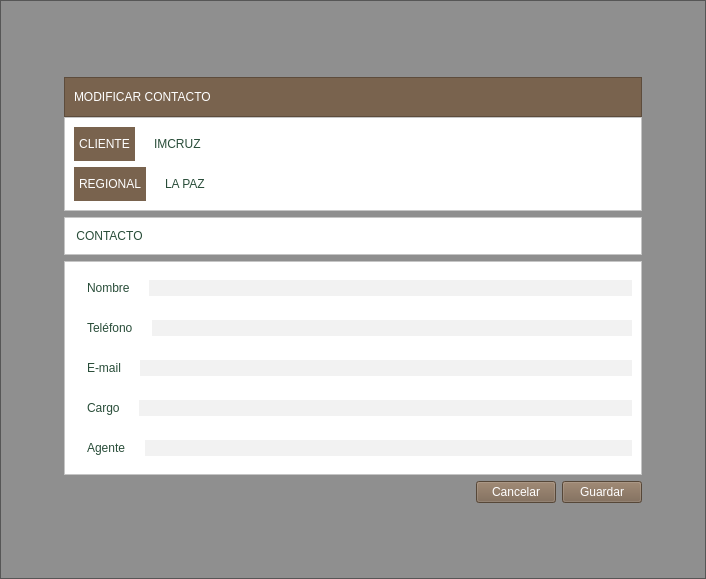
First picture: the form in modify.ui, repository altitude-solutions/Camino_Real_Desktop, before the edit.
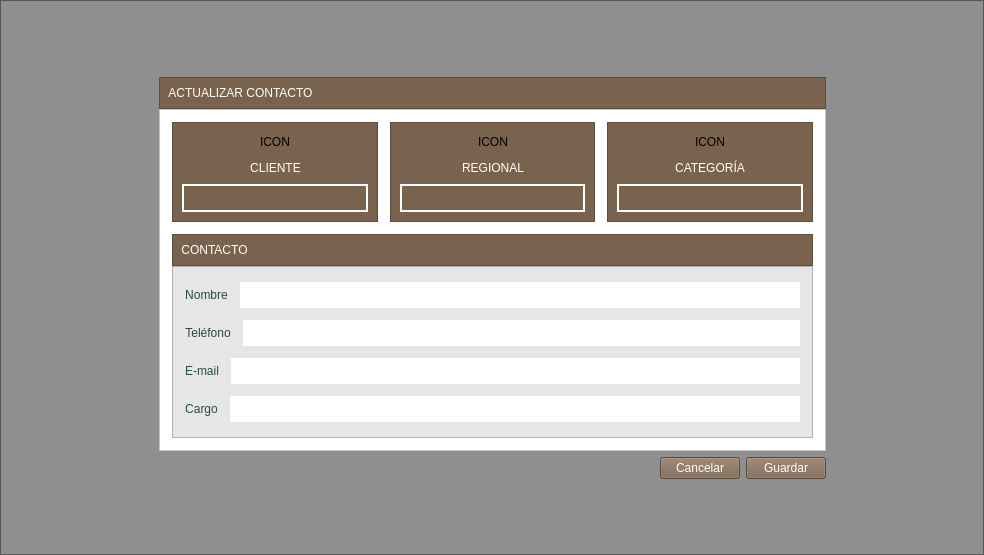
Second picture: the form after the edit.

```diff
--- a/modify.ui
+++ b/modify.ui
@@ -6,8 +6,8 @@
    <rect>
     <x>0</x>
     <y>0</y>
-    <width>706</width>
-    <height>579</height>
+    <width>984</width>
+    <height>555</height>
    </rect>
   </property>
   <property name="windowTitle">
@@ -16,7 +16,7 @@
   <property name="styleSheet">
    <string notr="true"/>
   </property>
-  <layout class="QHBoxLayout" name="horizontalLayout_4">
+  <layout class="QHBoxLayout" name="horizontalLayout_17">
    <property name="leftMargin">
     <number>0</number>
    </property>
@@ -30,9 +30,9 @@
     <number>0</number>
    </property>
    <item>
-    <widget class="QFrame" name="frame_5">
+    <widget class="QFrame" name="frame_8">
      <property name="styleSheet">
-      <string notr="true">background-color:rgba(0,0,0,40%);</string>
+      <string notr="true">background-color:rgba(0,0,0,40%)</string>
      </property>
      <property name="frameShape">
       <enum>QFrame::StyledPanel</enum>
@@ -40,63 +40,127 @@
      <property name="frameShadow">
       <enum>QFrame::Raised</enum>
      </property>
-     <layout class="QVBoxLayout" name="verticalLayout_5">
+     <layout class="QVBoxLayout" name="verticalLayout_9">
       <item>
-       <spacer name="verticalSpacer">
+       <spacer name="verticalSpacer_2">
         <property name="orientation">
          <enum>Qt::Vertical</enum>
         </property>
         <property name="sizeHint" stdset="0">
          <size>
-          <width>478</width>
-          <height>37</height>
+          <width>20</width>
+          <height>9</height>
          </size>
         </property>
        </spacer>
       </item>
+      <item>
+       <layout class="QHBoxLayout" name="horizontalLayout_16">
+        <item>
+         <spacer name="horizontalSpacer_16">
+          <property name="orientation">
+           <enum>Qt::Horizontal</enum>
+          </property>
+          <property name="sizeHint" stdset="0">
+           <size>
+            <width>40</width>
+            <height>20</height>
+           </size>
+          </property>
+         </spacer>
+        </item>
+        <item>
+         <layout class="QVBoxLayout" name="verticalLayout_8">
+          <item>
+           <layout class="QVBoxLayout" name="verticalLayout_7">
+            <property name="spacing">
+             <number>0</number>
+            </property>
+            <item>
+             <widget class="QFrame" name="frame_7">
+              <property name="styleSheet">
+               <string notr="true">background-color:#79634E;</string>
+              </property>
+              <property name="frameShape">
+               <enum>QFrame::StyledPanel</enum>
+              </property>
+              <property name="frameShadow">
+               <enum>QFrame::Raised</enum>
+              </property>
+              <layout class="QHBoxLayout" name="horizontalLayout_14">
+               <property name="leftMargin">
+                <number>8</number>
+               </property>
+               <property name="topMargin">
+                <number>8</number>
+               </property>
+               <property name="rightMargin">
+                <number>8</number>
+               </property>
+               <property name="bottomMargin">
+                <number>8</number>
+               </property>
+               <item>
+                <widget class="QLabel" name="label_10">
+                 <property name="styleSheet">
+                  <string notr="true">font: 12pt &quot;MS Shell Dlg 2&quot;;
+color:white;</string>
+                 </property>
+                 <property name="text">
+                  <string>ACTUALIZAR CONTACTO</string>
+                 </property>
+                 <property name="alignment">
+                  <set>Qt::AlignCenter</set>
+                 </property>
+                </widget>
+               </item>
+               <item>
+                <spacer name="horizontalSpacer_14">
+                 <property name="orientation">
+                  <enum>Qt::Horizontal</enum>
+                 </property>
+                 <property name="sizeHint" stdset="0">
+                  <size>
+                   <width>504</width>
+                   <height>14</height>
+                  </size>
+                 </property>
+                </spacer>
+               </item>
+              </layout>
+             </widget>
+            </item>
+            <item>
+             <widget class="QFrame" name="frame">
+              <property name="styleSheet">
+               <string notr="true">background-color:white;</string>
+              </property>
+              <property name="frameShape">
+               <enum>QFrame::StyledPanel</enum>
+              </property>
+              <property name="frameShadow">
+               <enum>QFrame::Raised</enum>
+              </property>
+              <layout class="QVBoxLayout" name="verticalLayout_6">
+               <property name="spacing">
+                <number>12</number>
+               </property>
+               <property name="leftMargin">
+                <number>12</number>
+               </property>
+               <property name="topMargin">
+                <number>12</number>
+               </property>
+               <property name="rightMargin">
+                <number>12</number>
+               </property>
+               <property name="bottomMargin">
+                <number>12</number>
+               </property>
       <item>
        <layout class="QHBoxLayout" name="horizontalLayout_13">
-        <item>
-         <spacer name="horizontalSpacer_7">
-          <property name="orientation">
-           <enum>Qt::Horizontal</enum>
-          </property>
-          <property name="sizeHint" stdset="0">
-           <size>
-            <width>40</width>
-            <height>20</height>
-           </size>
-          </property>
-         </spacer>
-        </item>
-        <item>
-         <widget class="QFrame" name="frame_4">
-          <property name="styleSheet">
-           <string notr="true">background-color:transparent;</string>
-          </property>
-          <property name="frameShape">
-           <enum>QFrame::StyledPanel</enum>
-          </property>
-          <property name="frameShadow">
-           <enum>QFrame::Raised</enum>
-          </property>
-          <layout class="QVBoxLayout" name="verticalLayout_4">
-           <property name="leftMargin">
-            <number>0</number>
-           </property>
-           <property name="topMargin">
-            <number>0</number>
-           </property>
-           <property name="rightMargin">
-            <number>0</number>
-           </property>
-           <property name="bottomMargin">
-            <number>0</number>
-           </property>
-           <item>
-            <layout class="QVBoxLayout" name="verticalLayout_3">
              <property name="spacing">
-              <number>0</number>
+                  <number>12</number>
              </property>
              <item>
               <widget class="QFrame" name="frame_2">
@@ -109,18 +173,9 @@
                <property name="frameShadow">
                 <enum>QFrame::Raised</enum>
                </property>
+                   <layout class="QVBoxLayout" name="verticalLayout">
+                    <item>
                <layout class="QHBoxLayout" name="horizontalLayout">
-                <item>
-                 <widget class="QLabel" name="label_9">
-                  <property name="styleSheet">
-                   <string notr="true">font: 12pt &quot;MS Shell Dlg 2&quot;;
-color: white;</string>
-                  </property>
-                  <property name="text">
-                   <string>MODIFICAR CONTACTO</string>
-                  </property>
-                 </widget>
-                </item>
                 <item>
                  <spacer name="horizontalSpacer">
                   <property name="orientation">
@@ -128,41 +183,54 @@
                   </property>
                   <property name="sizeHint" stdset="0">
                    <size>
-                    <width>421</width>
+                          <width>40</width>
                     <height>20</height>
                    </size>
                   </property>
                  </spacer>
                 </item>
-               </layout>
+                      <item>
+                       <widget class="QLabel" name="icon_cliente">
+                        <property name="text">
+                         <string>ICON</string>
+                        </property>
               </widget>
              </item>
              <item>
-              <widget class="QFrame" name="frame">
-               <property name="styleSheet">
-                <string notr="true">background-color:white;</string>
-               </property>
-               <property name="frameShape">
-                <enum>QFrame::StyledPanel</enum>
-               </property>
-               <property name="frameShadow">
-                <enum>QFrame::Raised</enum>
-               </property>
-               <layout class="QVBoxLayout" name="verticalLayout">
+                       <spacer name="horizontalSpacer_2">
+                        <property name="orientation">
+                         <enum>Qt::Horizontal</enum>
+                        </property>
+                        <property name="sizeHint" stdset="0">
+                         <size>
+                          <width>40</width>
+                          <height>20</height>
+                         </size>
+                        </property>
+                       </spacer>
+                      </item>
+                     </layout>
+                    </item>
                 <item>
                  <layout class="QHBoxLayout" name="horizontalLayout_2">
                   <item>
-                   <widget class="QLabel" name="label">
+                       <spacer name="horizontalSpacer_3">
+                        <property name="orientation">
+                         <enum>Qt::Horizontal</enum>
+                        </property>
+                        <property name="sizeHint" stdset="0">
+                         <size>
+                          <width>40</width>
+                          <height>20</height>
+                         </size>
+                        </property>
+                       </spacer>
+                      </item>
+                      <item>
+                       <widget class="QLabel" name="label_2">
                     <property name="styleSheet">
-                     <string notr="true">background-color:#79634E;
-min-width:6em;
-max-width:6em;
-min-height:2em;
-max-height:2em;
-padding:5px;
-color:white;
-font: 10pt &quot;MS Shell Dlg 2&quot;;
-</string>
+                         <string notr="true">font: 12pt &quot;MS Shell Dlg 2&quot;;
+color:white;</string>
                     </property>
                     <property name="text">
                      <string>CLIENTE</string>
@@ -173,19 +241,7 @@
                    </widget>
                   </item>
                   <item>
-                   <widget class="QLabel" name="cliente">
-                    <property name="styleSheet">
-                     <string notr="true">font: 14pt &quot;MS Shell Dlg 2&quot;;
-color: #294D39;
-padding:10px;</string>
-                    </property>
-                    <property name="text">
-                     <string>IMCRUZ</string>
-                    </property>
-                   </widget>
-                  </item>
-                  <item>
-                   <spacer name="horizontalSpacer_2">
+                       <spacer name="horizontalSpacer_4">
                     <property name="orientation">
                      <enum>Qt::Horizontal</enum>
                     </property>
@@ -199,20 +255,100 @@
                   </item>
                  </layout>
                 </item>
+                    <item>
+                     <widget class="QLabel" name="client">
+                      <property name="styleSheet">
+                       <string notr="true">background-color:#79634E;
+border: 2px solid white;
+border-radius:15px;
+color:white;
+font: 12pt &quot;MS Shell Dlg 2&quot;;
+padding:5px;
+min-height:1.8em;
+
+
+</string>
+                      </property>
+                      <property name="text">
+                       <string/>
+                      </property>
+                      <property name="alignment">
+                       <set>Qt::AlignCenter</set>
+                      </property>
+                     </widget>
+                    </item>
+                   </layout>
+                  </widget>
+                 </item>
+                 <item>
+                  <widget class="QFrame" name="frame_3">
+                   <property name="styleSheet">
+                    <string notr="true">background-color:#79634E;</string>
+                   </property>
+                   <property name="frameShape">
+                    <enum>QFrame::StyledPanel</enum>
+                   </property>
+                   <property name="frameShadow">
+                    <enum>QFrame::Raised</enum>
+                   </property>
+                   <layout class="QVBoxLayout" name="verticalLayout_2">
                 <item>
                  <layout class="QHBoxLayout" name="horizontalLayout_3">
                   <item>
-                   <widget class="QLabel" name="label_2">
+                       <spacer name="horizontalSpacer_5">
+                        <property name="orientation">
+                         <enum>Qt::Horizontal</enum>
+                        </property>
+                        <property name="sizeHint" stdset="0">
+                         <size>
+                          <width>40</width>
+                          <height>20</height>
+                         </size>
+                        </property>
+                       </spacer>
+                      </item>
+                      <item>
+                       <widget class="QLabel" name="icon_regional">
+                        <property name="text">
+                         <string>ICON</string>
+                        </property>
+                       </widget>
+                      </item>
+                      <item>
+                       <spacer name="horizontalSpacer_6">
+                        <property name="orientation">
+                         <enum>Qt::Horizontal</enum>
+                        </property>
+                        <property name="sizeHint" stdset="0">
+                         <size>
+                          <width>40</width>
+                          <height>20</height>
+                         </size>
+                        </property>
+                       </spacer>
+                      </item>
+                     </layout>
+                    </item>
+                    <item>
+                     <layout class="QHBoxLayout" name="horizontalLayout_4">
+                      <item>
+                       <spacer name="horizontalSpacer_7">
+                        <property name="orientation">
+                         <enum>Qt::Horizontal</enum>
+                        </property>
+                        <property name="sizeHint" stdset="0">
+                         <size>
+                          <width>40</width>
+                          <height>20</height>
+                         </size>
+                        </property>
+                       </spacer>
+                      </item>
+                      <item>
+                       <widget class="QLabel" name="label_3">
                     <property name="styleSheet">
-                     <string notr="true">background-color:#79634E;
-min-width:6em;
-max-width:6em;
-min-height:2em;
-max-height:2em;
-padding:5px;
-color:white;
-font: 10pt &quot;MS Shell Dlg 2&quot;;
-</string>
+                         <string notr="true">font: 12pt &quot;MS Shell Dlg 2&quot;;
+color:white;</string>
                     </property>
                     <property name="text">
                      <string>REGIONAL</string>
@@ -223,101 +359,49 @@
                    </widget>
                   </item>
                   <item>
+                       <spacer name="horizontalSpacer_8">
+                        <property name="orientation">
+                         <enum>Qt::Horizontal</enum>
+                        </property>
+                        <property name="sizeHint" stdset="0">
+                         <size>
+                          <width>40</width>
+                          <height>20</height>
+                         </size>
+                        </property>
+                       </spacer>
+                      </item>
+                     </layout>
+                    </item>
+                    <item>
                    <widget class="QLabel" name="regional">
                     <property name="styleSheet">
-                     <string notr="true">font: 14pt &quot;MS Shell Dlg 2&quot;;
-color: #294D39;
-padding:10px;</string>
+                       <string notr="true">background-color:#79634E;
+border: 2px solid white;
+border-radius:15px;
+color:white;
+font: 12pt &quot;MS Shell Dlg 2&quot;;
+padding:5px;
+min-height:1.8em;
+
+
+</string>
                     </property>
                     <property name="text">
-                     <string>LA PAZ</string>
-                    </property>
-                   </widget>
-                  </item>
-                  <item>
-                   <spacer name="horizontalSpacer_3">
-                    <property name="orientation">
-                     <enum>Qt::Horizontal</enum>
-                    </property>
-                    <property name="sizeHint" stdset="0">
-                     <size>
-                      <width>40</width>
-                      <height>20</height>
-                     </size>
-                    </property>
-                   </spacer>
-                  </item>
-                 </layout>
-                </item>
-               </layout>
-              </widget>
-             </item>
-            </layout>
-           </item>
-           <item>
-            <widget class="QFrame" name="frame_6">
-             <property name="styleSheet">
-              <string notr="true">background-color:white;</string>
-             </property>
-             <property name="frameShape">
-              <enum>QFrame::StyledPanel</enum>
-             </property>
-             <property name="frameShadow">
-              <enum>QFrame::Raised</enum>
-             </property>
-             <layout class="QVBoxLayout" name="verticalLayout_6">
-              <property name="leftMargin">
-               <number>1</number>
-              </property>
-              <property name="topMargin">
-               <number>1</number>
-              </property>
-              <property name="rightMargin">
-               <number>1</number>
-              </property>
-              <property name="bottomMargin">
-               <number>1</number>
-              </property>
-              <item>
-               <layout class="QHBoxLayout" name="horizontalLayout_12">
-                <item>
-                 <widget class="QLabel" name="label_6">
-                  <property name="styleSheet">
-                   <string notr="true">font: 12pt &quot;MS Shell Dlg 2&quot;;
-color: #294D39;
-padding:10px;
-min-width:5em;</string>
-                  </property>
-                  <property name="text">
-                   <string>CONTACTO</string>
+                       <string/>
                   </property>
                   <property name="alignment">
                    <set>Qt::AlignCenter</set>
                   </property>
                  </widget>
                 </item>
-                <item>
-                 <spacer name="horizontalSpacer_5">
-                  <property name="orientation">
-                   <enum>Qt::Horizontal</enum>
-                  </property>
-                  <property name="sizeHint" stdset="0">
-                   <size>
-                    <width>40</width>
-                    <height>20</height>
-                   </size>
-                  </property>
-                 </spacer>
-                </item>
-               </layout>
-              </item>
              </layout>
             </widget>
            </item>
            <item>
-            <widget class="QFrame" name="frame_3">
+                  <widget class="QFrame" name="frame_4">
              <property name="styleSheet">
-              <string notr="true">background-color:white;</string>
+                    <string notr="true">background-color:#79634E;</string>
              </property>
              <property name="frameShape">
               <enum>QFrame::StyledPanel</enum>
@@ -325,67 +409,201 @@
              <property name="frameShadow">
               <enum>QFrame::Raised</enum>
              </property>
-             <layout class="QVBoxLayout" name="verticalLayout_2">
+                   <layout class="QVBoxLayout" name="verticalLayout_3">
+                    <item>
+                     <layout class="QHBoxLayout" name="horizontalLayout_5">
+                      <item>
+                       <spacer name="horizontalSpacer_9">
+                        <property name="orientation">
+                         <enum>Qt::Horizontal</enum>
+                        </property>
+                        <property name="sizeHint" stdset="0">
+                         <size>
+                          <width>40</width>
+                          <height>20</height>
+                         </size>
+                        </property>
+                       </spacer>
+                      </item>
+                      <item>
+                       <widget class="QLabel" name="icon_categoria">
+                        <property name="text">
+                         <string>ICON</string>
+                        </property>
+                       </widget>
+                      </item>
+                      <item>
+                       <spacer name="horizontalSpacer_10">
+                        <property name="orientation">
+                         <enum>Qt::Horizontal</enum>
+                        </property>
+                        <property name="sizeHint" stdset="0">
+                         <size>
+                          <width>40</width>
+                          <height>20</height>
+                         </size>
+                        </property>
+                       </spacer>
+                      </item>
+                     </layout>
+                    </item>
               <item>
                <layout class="QHBoxLayout" name="horizontalLayout_6">
                 <item>
-                 <widget class="QLabel" name="label_14">
+                       <spacer name="horizontalSpacer_11">
+                        <property name="orientation">
+                         <enum>Qt::Horizontal</enum>
+                        </property>
+                        <property name="sizeHint" stdset="0">
+                         <size>
+                          <width>40</width>
+                          <height>20</height>
+                         </size>
+                        </property>
+                       </spacer>
+                      </item>
+                      <item>
+                       <widget class="QLabel" name="label">
                   <property name="styleSheet">
-                   <string notr="true">font: 10pt &quot;MS Shell Dlg 2&quot;;
-color: #294D39;
-padding:10px;
-min-width:5em;</string>
+                         <string notr="true">font: 12pt &quot;MS Shell Dlg 2&quot;;
+color:white;</string>
                   </property>
                   <property name="text">
-                   <string>Nombre</string>
+                         <string>CATEGORÍA</string>
+                        </property>
+                        <property name="alignment">
+                         <set>Qt::AlignCenter</set>
                   </property>
                  </widget>
                 </item>
                 <item>
-                 <widget class="QLineEdit" name="nombre">
+                       <spacer name="horizontalSpacer_12">
+                        <property name="orientation">
+                         <enum>Qt::Horizontal</enum>
+                        </property>
+                        <property name="sizeHint" stdset="0">
+                         <size>
+                          <width>40</width>
+                          <height>20</height>
+                         </size>
+                        </property>
+                       </spacer>
+                      </item>
+                     </layout>
+                    </item>
+                    <item>
+                     <widget class="QLabel" name="category">
                   <property name="styleSheet">
-                   <string notr="true">background-color:#F2F2F2;
-font: 10pt &quot;MS Shell Dlg 2&quot;;
-border:0px solid;
-min-height:1.5em;
-max-height:1.5em;
-color: #294D39;
+                       <string notr="true">background-color:#79634E;
+border: 2px solid white;
+border-radius:15px;
+color:white;
+font: 12pt &quot;MS Shell Dlg 2&quot;;
+padding:5px;
+min-height:1.8em;
+
+
 </string>
                   </property>
+                      <property name="text">
+                       <string/>
+                      </property>
+                      <property name="alignment">
+                       <set>Qt::AlignCenter</set>
+                      </property>
                  </widget>
                 </item>
                </layout>
-              </item>
+                  </widget>
+                 </item>
+                </layout>
+               </item>
               <item>
+                <layout class="QVBoxLayout" name="verticalLayout_5">
+                 <property name="spacing">
+                  <number>0</number>
+                 </property>
+                 <item>
+                  <widget class="QFrame" name="frame_5">
+                   <property name="styleSheet">
+                    <string notr="true">background-color:#79634E;</string>
+                   </property>
+                   <property name="frameShape">
+                    <enum>QFrame::StyledPanel</enum>
+                   </property>
+                   <property name="frameShadow">
+                    <enum>QFrame::Raised</enum>
+                   </property>
                <layout class="QHBoxLayout" name="horizontalLayout_7">
+                    <property name="leftMargin">
+                     <number>8</number>
+                    </property>
+                    <property name="topMargin">
+                     <number>8</number>
+                    </property>
+                    <property name="rightMargin">
+                     <number>8</number>
+                    </property>
+                    <property name="bottomMargin">
+                     <number>8</number>
+                    </property>
                 <item>
                  <widget class="QLabel" name="label_15">
                   <property name="styleSheet">
-                   <string notr="true">font: 10pt &quot;MS Shell Dlg 2&quot;;
-color: #294D39;
-padding:10px;
-min-width:5em;</string>
+                       <string notr="true">font: 12pt &quot;MS Shell Dlg 2&quot;;
+color:white;</string>
                   </property>
                   <property name="text">
-                   <string>Teléfono</string>
+                       <string>CONTACTO</string>
+                      </property>
+                      <property name="alignment">
+                       <set>Qt::AlignCenter</set>
                   </property>
                  </widget>
                 </item>
                 <item>
-                 <widget class="QLineEdit" name="telefono">
-                  <property name="styleSheet">
-                   <string notr="true">background-color:#F2F2F2;
-font: 10pt &quot;MS Shell Dlg 2&quot;;
-border:0px solid;
-min-height:1.5em;
-max-height:1.5em;
-color: #294D39;
-</string>
-                  </property>
-                 </widget>
-                </item>
-               </layout>
-              </item>
+                     <spacer name="horizontalSpacer_13">
+                      <property name="orientation">
+                       <enum>Qt::Horizontal</enum>
+                      </property>
+                      <property name="sizeHint" stdset="0">
+                       <size>
+                        <width>531</width>
+                        <height>14</height>
+                       </size>
+                      </property>
+                     </spacer>
+                    </item>
+                   </layout>
+                  </widget>
+                 </item>
+                 <item>
+                  <widget class="QFrame" name="frame_6">
+                   <property name="styleSheet">
+                    <string notr="true">background-color:#E6E6E6;</string>
+                   </property>
+                   <property name="frameShape">
+                    <enum>QFrame::StyledPanel</enum>
+                   </property>
+                   <property name="frameShadow">
+                    <enum>QFrame::Raised</enum>
+                   </property>
+                   <layout class="QVBoxLayout" name="verticalLayout_4">
+                    <property name="spacing">
+                     <number>12</number>
+                    </property>
+                    <property name="leftMargin">
+                     <number>12</number>
+                    </property>
+                    <property name="topMargin">
+                     <number>15</number>
+                    </property>
+                    <property name="rightMargin">
+                     <number>12</number>
+                    </property>
+                    <property name="bottomMargin">
+                     <number>15</number>
+                    </property>
               <item>
                <layout class="QHBoxLayout" name="horizontalLayout_8">
                 <item>
@@ -393,23 +611,28 @@
                   <property name="styleSheet">
                    <string notr="true">font: 10pt &quot;MS Shell Dlg 2&quot;;
 color: #294D39;
-padding:10px;
-min-width:5em;</string>
+min-width:4em;
+max-width:4em;</string>
                   </property>
                   <property name="text">
-                   <string>E-mail</string>
+                         <string>Nombre</string>
+                        </property>
+                        <property name="alignment">
+                         <set>Qt::AlignCenter</set>
                   </property>
                  </widget>
                 </item>
                 <item>
-                 <widget class="QLineEdit" name="mail">
+                       <widget class="QLineEdit" name="name">
                   <property name="styleSheet">
-                   <string notr="true">background-color:#F2F2F2;
-font: 10pt &quot;MS Shell Dlg 2&quot;;
-border:0px solid;
-min-height:1.5em;
-max-height:1.5em;
-color: #294D39;</string>
+                         <string notr="true">background-color:white;
+color: #294D39;
+border-style:outset;
+font: 12pt &quot;MS Shell Dlg 2&quot;;
+padding:5px;
+min-height:1em;
+max-height:1em;
+</string>
                   </property>
                  </widget>
                 </item>
@@ -418,27 +641,32 @@
               <item>
                <layout class="QHBoxLayout" name="horizontalLayout_9">
                 <item>
-                 <widget class="QLabel" name="label_17">
+                       <widget class="QLabel" name="label_6">
                   <property name="styleSheet">
                    <string notr="true">font: 10pt &quot;MS Shell Dlg 2&quot;;
 color: #294D39;
-padding:10px;
-min-width:5em;</string>
+min-width:4em;
+max-width:4em;</string>
                   </property>
                   <property name="text">
-                   <string>Cargo</string>
+                         <string>Teléfono</string>
+                        </property>
+                        <property name="alignment">
+                         <set>Qt::AlignCenter</set>
                   </property>
                  </widget>
                 </item>
                 <item>
                  <widget class="QLineEdit" name="cargo">
                   <property name="styleSheet">
-                   <string notr="true">background-color:#F2F2F2;
-font: 10pt &quot;MS Shell Dlg 2&quot;;
-border:0px solid;
-min-height:1.5em;
-max-height:1.5em;
-color: #294D39;</string>
+                         <string notr="true">background-color:white;
+color: #294D39;
+border-style:outset;
+font: 12pt &quot;MS Shell Dlg 2&quot;;
+padding:5px;
+min-height:1em;
+max-height:1em;
+</string>
                   </property>
                  </widget>
                 </item>
@@ -451,35 +679,81 @@
                   <property name="styleSheet">
                    <string notr="true">font: 10pt &quot;MS Shell Dlg 2&quot;;
 color: #294D39;
-padding:10px;
-min-width:5em;</string>
+min-width:4em;
+max-width:4em;</string>
                   </property>
                   <property name="text">
-                   <string>Agente</string>
+                         <string>E-mail</string>
+                        </property>
+                        <property name="alignment">
+                         <set>Qt::AlignCenter</set>
                   </property>
                  </widget>
                 </item>
                 <item>
-                 <widget class="QLineEdit" name="agente">
+                       <widget class="QLineEdit" name="mail">
                   <property name="styleSheet">
-                   <string notr="true">background-color:#F2F2F2;
-font: 10pt &quot;MS Shell Dlg 2&quot;;
-border:0px solid;
-min-height:1.5em;
-max-height:1.5em;
-color: #294D39;</string>
+                         <string notr="true">background-color:white;
+color: #294D39;
+border-style:outset;
+font: 12pt &quot;MS Shell Dlg 2&quot;;
+padding:5px;
+min-height:1em;
+max-height:1em;
+</string>
                   </property>
                  </widget>
                 </item>
                </layout>
-              </item>
-             </layout>
-            </widget>
            </item>
            <item>
             <layout class="QHBoxLayout" name="horizontalLayout_11">
              <item>
-              <spacer name="horizontalSpacer_6">
+                       <widget class="QLabel" name="label_8">
+                        <property name="styleSheet">
+                         <string notr="true">font: 10pt &quot;MS Shell Dlg 2&quot;;
+color: #294D39;
+min-width:4em;
+max-width:4em;</string>
+                        </property>
+                        <property name="text">
+                         <string>Cargo</string>
+                        </property>
+                        <property name="alignment">
+                         <set>Qt::AlignCenter</set>
+                        </property>
+                       </widget>
+                      </item>
+                      <item>
+                       <widget class="QLineEdit" name="job">
+                        <property name="styleSheet">
+                         <string notr="true">background-color:white;
+color: #294D39;
+border-style:outset;
+font: 12pt &quot;MS Shell Dlg 2&quot;;
+padding:5px;
+min-height:1em;
+max-height:1em;
+</string>
+                        </property>
+                       </widget>
+                      </item>
+                     </layout>
+                    </item>
+                   </layout>
+                  </widget>
+                 </item>
+                </layout>
+               </item>
+              </layout>
+             </widget>
+            </item>
+           </layout>
+          </item>
+          <item>
+           <layout class="QHBoxLayout" name="horizontalLayout_15">
+            <item>
+             <spacer name="horizontalSpacer_15">
                <property name="orientation">
                 <enum>Qt::Horizontal</enum>
                </property>
@@ -492,7 +766,7 @@
               </spacer>
              </item>
              <item>
-              <widget class="QPushButton" name="pushButton">
+             <widget class="QPushButton" name="cancel_butt">
                <property name="styleSheet">
                 <string notr="true">font: 10pt &quot;MS Shell Dlg 2&quot;;
 color:white;
@@ -508,7 +782,7 @@
               </widget>
              </item>
              <item>
-              <widget class="QPushButton" name="tarifario_butt">
+             <widget class="QPushButton" name="guardar_butt">
                <property name="styleSheet">
                 <string notr="true">font: 10pt &quot;MS Shell Dlg 2&quot;;
 color:white;
@@ -526,10 +800,9 @@
             </layout>
            </item>
           </layout>
-         </widget>
         </item>
         <item>
-         <spacer name="horizontalSpacer_8">
+         <spacer name="horizontalSpacer_17">
           <property name="orientation">
            <enum>Qt::Horizontal</enum>
           </property>
@@ -544,14 +817,14 @@
        </layout>
       </item>
       <item>
-       <spacer name="verticalSpacer_2">
+       <spacer name="verticalSpacer">
         <property name="orientation">
          <enum>Qt::Vertical</enum>
         </property>
         <property name="sizeHint" stdset="0">
          <size>
           <width>20</width>
-          <height>22</height>
+          <height>10</height>
          </size>
         </property>
        </spacer>
```
Left out of the diff: 8 changed lines with no effect on the pictures. Lines whose indentation alone changed are shown as unchanged.
